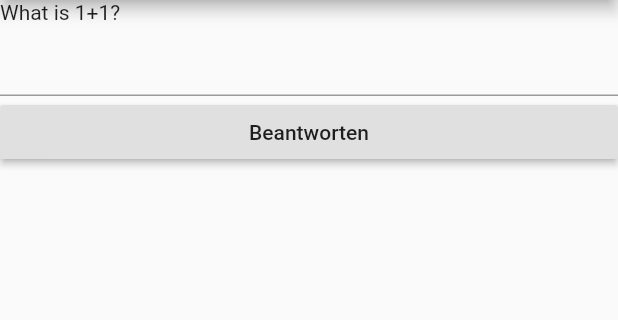
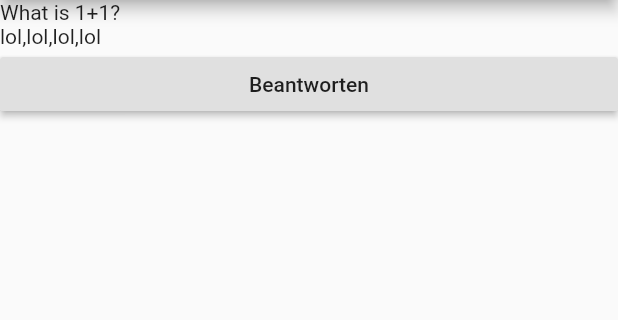
Before and after one commit to suhrmann/Karlorona, a Flutter app: the screen it shows after launch, after a tap on "Go to Quiz!", on a phone screen of 412 x 824 dp, the part 84-404 px from its top. Run offline on Flutter 3.47's test engine with Material 2 defaults, Android fonts, the phone set to English and light mode, and no system bars; our stand-ins replace sqflite; accounts and stored records are empty.

Commit message:
neue appstruktur nach meeting 1500

```diff
--- a/lib/main.dart
+++ b/lib/main.dart
@@ -8,7 +8,7 @@ import './app-container.dart';
 import './pages/first-page.dart';
 import './pages/second-page.dart';
 import './pages/database-tester.dart';
-import './pages/quiz-flow.dart';
+import './pages/init-quiz-page.dart';
 
 void main() => runApp(IchMacheEsRichtigODER());
 
@@ -38,7 +38,7 @@ class IchMacheEsRichtigODER extends StatelessWidget {
             '/secondpage': (context) => AppContainer(body: SecondPage()),
             '/dbtester': (context) => AppContainer(body: DatabaseTester()),
             '/quiz': (context) => AppContainer(
-                  body: QuizFlow(),
+                  body: InitQuizPage(),
                 )
           },
         ));
--- a/lib/pages/quiz-flow.dart
+++ b/lib/pages/init-quiz-page.dart
@@ -2,12 +2,12 @@ import 'package:flutter/material.dart';
 import '../quiz/question-page.dart';
 import '../quiz/answer.dart';
 
-class QuizFlow extends StatefulWidget {
+class InitQuizPage extends StatefulWidget {
   @override
-  _QuizFlowState createState() => _QuizFlowState();
+  _InitQuizPageState createState() => _InitQuizPageState();
 }
 
-class _QuizFlowState extends State<QuizFlow> {
+class _InitQuizPageState extends State<InitQuizPage> {
   int currentPage = 0;
 
   List<QuestionPage> questionFlow = [
@@ -16,12 +16,20 @@ class _QuizFlowState extends State<QuizFlow> {
     QuestionPage(
       question: "What is 1+1?",
       answerForm: AnswerForm(
-        form: TextField(),
+        answer1: "lol",
+        answer2: "lol",
+        answer3: "lol",
+        answer4: "lol",
       ),
     ),
     QuestionPage(
       question: "What is 2+2?",
-      answerForm: AnswerForm(form: TextField()),
+      answerForm: AnswerForm(
+        answer1: "lol",
+        answer2: "lol",
+        answer3: "lol",
+        answer4: "lol",
+      ),
     )
   ];
   Widget buildPages() {
@@ -39,7 +47,7 @@ class _QuizFlowState extends State<QuizFlow> {
           onPressed: () {
             print("do sth");
             setState(() {
-              currentPage++;
+              if (currentPage + 1 < questionFlow.length) currentPage++;
             });
           },
         )
--- a/lib/quiz/answer.dart
+++ b/lib/quiz/answer.dart
@@ -1,9 +1,12 @@
 import 'package:flutter/material.dart';
 
 class AnswerForm extends StatefulWidget {
-  Widget form;
+  String answer1;
+  String answer2;
+  String answer3;
+  String answer4;
 
-  AnswerForm({this.form});
+  AnswerForm({this.answer1, this.answer2, this.answer3, this.answer4});
   @override
   _AnswerFormState createState() => _AnswerFormState();
 }
@@ -12,7 +15,7 @@ class _AnswerFormState extends State<AnswerForm> {
   @override
   Widget build(BuildContext context) {
     return Container(
-      child: widget.form,
-    );
+        child: Text(
+            "${widget.answer1},${widget.answer2},${widget.answer3},${widget.answer4}"));
   }
 }
```
Also changed, not shown: lib/pages/activity-page.dart (added), lib/pages/dashboard-page.dart (added), lib/pages/mascot-page.dart (added), lib/pages/quiz-detail-page.dart (added), lib/pages/quiz-on-demand-page.dart (added).
